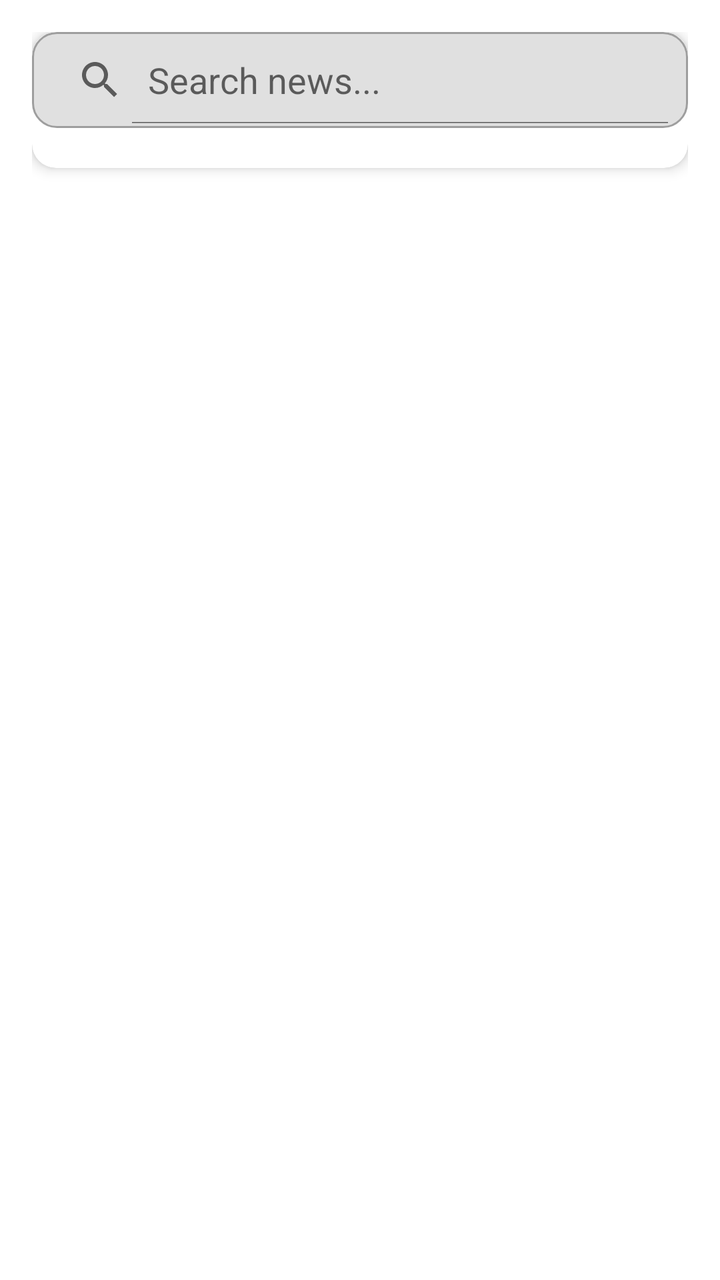
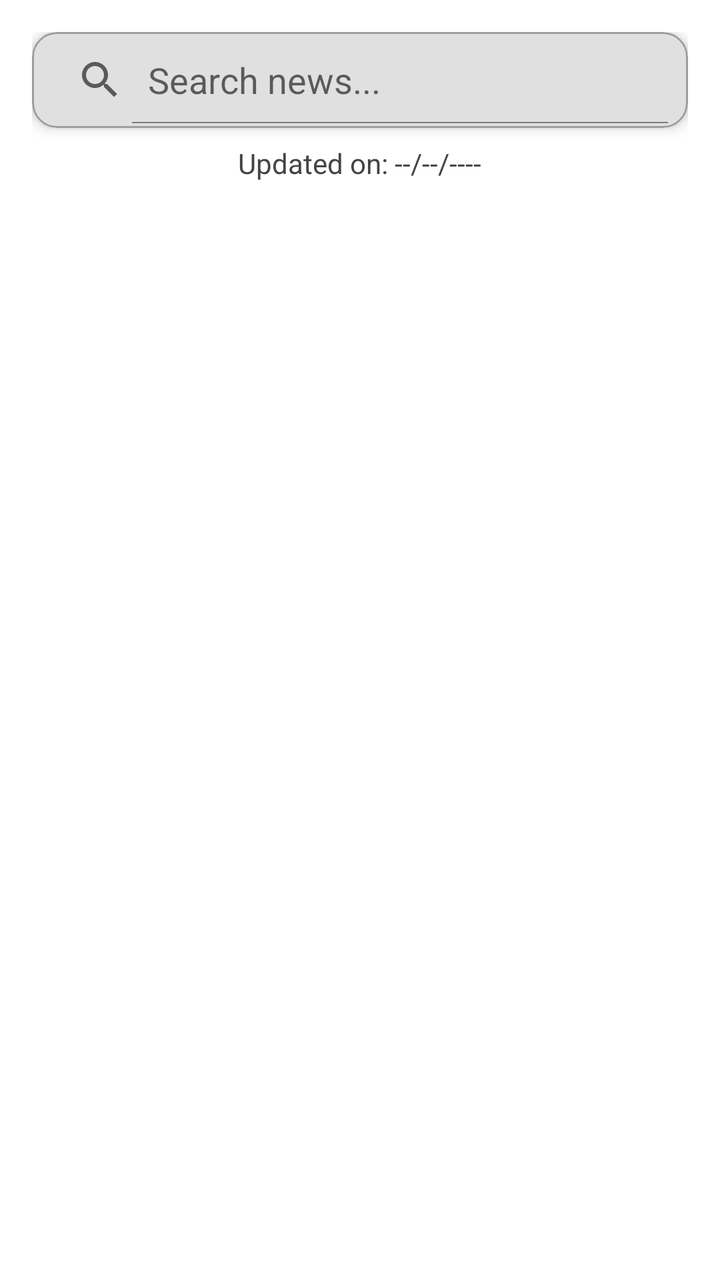

The first picture is an Android layout as it rendered before a commit; the second is the same layout after the commit. The layout source and the unified diff follow.
<!-- AndroidManifest.xml: application theme Theme.SmartKrishi -->
<!-- res/layout/news.xml -->
<?xml version="1.0" encoding="utf-8"?>
<LinearLayout xmlns:android="http://schemas.android.com/apk/res/android"
    xmlns:app="http://schemas.android.com/apk/res-auto"
    android:layout_width="match_parent"
    android:layout_height="match_parent"
    android:orientation="vertical"
    android:padding="16dp"
    android:background="@android:color/white">

    
    <androidx.cardview.widget.CardView
        android:layout_width="match_parent"
        android:layout_height="wrap_content"
        android:layout_marginBottom="16dp"
        app:cardCornerRadius="12dp"
        app:cardElevation="4dp"
        app:cardBackgroundColor="@android:color/white">

        <SearchView
            android:id="@+id/newsSearch"
            android:layout_width="match_parent"
            android:layout_height="wrap_content"
            android:queryHint="Search news..."
            android:iconifiedByDefault="false"
            android:background="@drawable/searchview_background"
            android:padding="2dp"
            android:textColor="@color/black"
            android:textColorHint="#212121"
            android:layout_marginBottom="20dp"
         />
    </androidx.cardview.widget.CardView>

    
    <androidx.recyclerview.widget.RecyclerView
        android:id="@+id/newsRecyclerView"
        android:layout_width="match_parent"
        android:layout_height="0dp"
        android:layout_weight="1"
        android:clipToPadding="false"
        android:scrollbars="vertical" />

    
    <com.airbnb.lottie.LottieAnimationView
        android:id="@+id/newsLoading"
        android:layout_width="200dp"
        android:layout_height="200dp"
        android:layout_gravity="center"
        app:lottie_rawRes="@raw/loading"
        app:lottie_autoPlay="true"
        app:lottie_loop="true"
        android:visibility="gone" />

</LinearLayout>
<!-- resources referenced by this layout -->
<resources>
  <color name="black">#FF000000</color>
  <!-- drawable searchview_background (drawable) -->
  <shape xmlns:android="http://schemas.android.com/apk/res/android"
      android:shape="rectangle">
  
      <solid android:color="#E0E0E0" /> 
  
      <corners android:radius="12dp" />
  
      <stroke android:width="1dp" android:color="#9E9E9E"/> 
  </shape>
  <style name="Theme.SmartKrishi" parent="Theme.MaterialComponents.DayNight.DarkActionBar">
          
          <item name="colorPrimary">@color/purple_500</item>
          <item name="colorPrimaryVariant">@color/purple_700</item>
          <item name="colorOnPrimary">@color/white</item>
          
          <item name="colorSecondary">@color/teal_200</item>
          <item name="colorSecondaryVariant">@color/teal_700</item>
          <item name="colorOnSecondary">@color/black</item>
          
          <item name="android:statusBarColor">?attr/colorPrimaryVariant</item>
          
      </style>
  <color name="purple_500">#FF6200EE</color>
  <color name="purple_700">#FF3700B3</color>
  <color name="white">#FFFFFF</color>
  <color name="teal_200">#FF03DAC5</color>
  <color name="teal_700">#FF018786</color>
</resources>

<!-- the commit's change to res/layout/news.xml (unified diff, before → after) -->
@@ -11,7 +11,7 @@
     <androidx.cardview.widget.CardView
         android:layout_width="match_parent"
         android:layout_height="wrap_content"
-        android:layout_marginBottom="16dp"
+        android:layout_marginBottom="8dp"
         app:cardCornerRadius="12dp"
         app:cardElevation="4dp"
         app:cardBackgroundColor="@android:color/white">
@@ -26,9 +26,22 @@
             android:padding="2dp"
             android:textColor="@color/black"
             android:textColorHint="#212121"
-            android:layout_marginBottom="20dp"
-         />
+            android:layout_marginBottom="0dp"
+            />
     </androidx.cardview.widget.CardView>
+
+    
+    <TextView
+        android:id="@+id/updatedOnTextView"
+        android:layout_width="wrap_content"
+        android:layout_height="wrap_content"
+        android:layout_gravity="center"
+        android:text="Updated on: --/--/----"
+        android:textColor="#444444"
+        android:textSize="14sp"
+        android:paddingBottom="8dp"
+        android:gravity="start"
+        />
 
     
     <androidx.recyclerview.widget.RecyclerView
